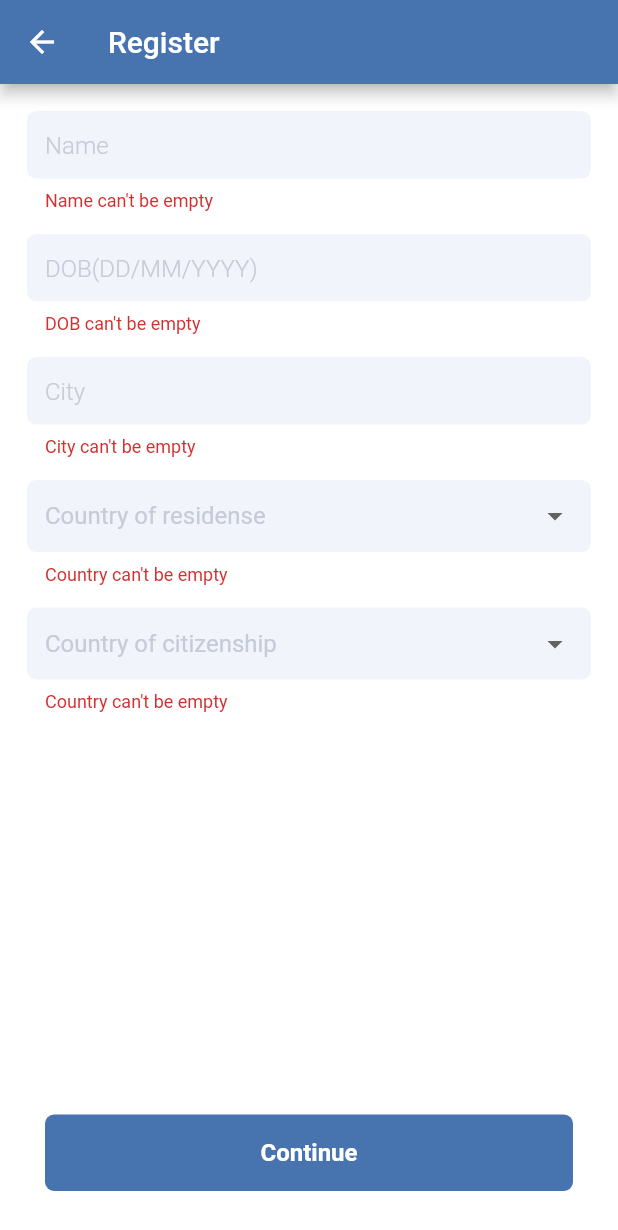
After one commit to Wise-Economy/strabo, a Flutter app: the RegisterScreen screen opened directly, after a tap on "Continue", on a phone screen of 412 x 824 dp. The commit adds this screen. Shown: the top 1230 px of the screen. Run offline on Flutter 3.47's test engine with Material 2 defaults, Android fonts, the phone set to English and light mode, and no system bars; our stand-ins replace flutter_svg, google_sign_in, shared_preferences; accounts and stored records are empty.

Commit message:
Add register flow and persist login.

```diff
--- /dev/null
+++ b/lib/common/constants.dart
@@ -0,0 +1,4 @@
+
+class Constants {
+  static const IS_LOGGED_IN = 'IS_LOGGED_IN';
+}
--- a/lib/main.dart
+++ b/lib/main.dart
@@ -2,13 +2,13 @@ import 'package:flutter/material.dart';
 
 import 'package:provider/provider.dart';
 
-import 'models/AppData.dart';
+import 'models/AppState.dart';
 import 'screens/InitScreen.dart';
 
 void main() {
   runApp(
     Provider(
-      create: (_) => AppData(),
+      create: (context) => AppState(),
       child: App(),
     ),
   );
@@ -19,7 +19,7 @@ class App extends StatelessWidget {
   @override
   Widget build(BuildContext context) {
     return MaterialApp(
-      title: 'Finwise',
+      title: 'Wiseeco',
       theme: theme(),
       home: InitScreen(),
     );
--- a/lib/models/AppData.dart
+++ /dev/null
@@ -1,5 +0,0 @@
-import 'package:google_sign_in/google_sign_in.dart';
-
-class AppData {
-  GoogleSignInAccount currentUser;
-}
--- /dev/null
+++ b/lib/screens/RegisterScreen.dart
@@ -0,0 +1,323 @@
+import 'package:flutter/material.dart';
+
+import 'package:provider/provider.dart';
+
+import '../screens/PasscodeScreen.dart';
+import '../models/AppState.dart';
+
+class RegisterScreen extends StatefulWidget {
+  final String username;
+  final bool isExistingUser;
+
+  RegisterScreen({this.username, this.isExistingUser});
+
+  @override
+  _RegisterScreenState createState() => _RegisterScreenState();
+}
+
+class _RegisterScreenState extends State<RegisterScreen> {
+  final _formKey = GlobalKey<FormState>();
+  TextEditingController _dobController = TextEditingController();
+  String _buttonLabel = "Continue";
+  bool _enabled = true;
+
+  String _userName;
+  String _userDOB;
+  String _userCity;
+  String _userResidence;
+  String _userCitizenship;
+
+  @override
+  void initState() {
+    super.initState();
+    _userName = widget.username;
+  }
+
+  _onSaveCountry(CountryType type, String value) {
+    if (type == CountryType.Residense) {
+      _userResidence = value;
+    } else {
+      _userCitizenship = value;
+    }
+  }
+
+  @override
+  Widget build(BuildContext context) {
+    return Scaffold(
+      backgroundColor: Colors.white,
+      appBar: AppBar(
+        title: Text(
+          'Register',
+        ),
+      ),
+      body: SafeArea(
+        child: Form(
+          key: _formKey,
+          child: Column(
+            children: <Widget>[
+              Flexible(
+                flex: 1,
+                child: LayoutBuilder(
+                  builder: (BuildContext context, BoxConstraints viewportConstraints) {
+                    return SingleChildScrollView(
+                      child: ConstrainedBox(
+                        constraints: BoxConstraints(
+                          minHeight: viewportConstraints.maxHeight,
+                        ),
+                        child: Container(
+                          padding: EdgeInsets.all(18.0),
+                          child: Column(
+                            mainAxisAlignment: MainAxisAlignment.start,
+                            children: <Widget>[
+                              TextFormField(
+                                autofocus: false,
+                                enableInteractiveSelection: true,
+                                maxLength: 100,
+                                initialValue: _userName,
+                                keyboardType: TextInputType.text,
+                                style: TextStyle(fontSize: 18.0, fontWeight: FontWeight.w300),
+                                decoration: InputDecoration(
+                                  isDense: true,
+                                  counterText: "",
+                                  contentPadding: EdgeInsets.all(12.0),
+                                  hintText: 'Name',
+                                  hintStyle: TextStyle(color: Color.fromRGBO(199, 202, 216, 1), fontSize: 16.0),
+                                  filled: true,
+                                  fillColor: Color.fromRGBO(241, 245, 251, 1),
+                                  border: OutlineInputBorder(
+                                      borderRadius: BorderRadius.all(Radius.circular(6.0)),
+                                      borderSide: BorderSide(color: Colors.transparent)),
+                                  enabledBorder: OutlineInputBorder(
+                                      borderRadius: BorderRadius.all(Radius.circular(6.0)),
+                                      borderSide: BorderSide(color: Colors.transparent)),
+                                  errorBorder: OutlineInputBorder(
+                                      borderRadius: BorderRadius.all(Radius.circular(6.0)),
+                                      borderSide: BorderSide(color: Colors.transparent)),
+                                  focusedErrorBorder: OutlineInputBorder(
+                                      borderRadius: BorderRadius.all(Radius.circular(6.0)),
+                                      borderSide: BorderSide(color: Colors.transparent)),
+                                  focusedBorder: OutlineInputBorder(
+                                      borderRadius: BorderRadius.all(Radius.circular(6.0)),
+                                      borderSide: BorderSide(color: Colors.transparent)),
+                                ),
+                                validator: (value) {
+                                  if (value.isEmpty) {
+                                    return "Name can't be empty";
+                                  }
+                                  return null;
+                                },
+                                onSaved: (value) {
+                                  _userName = value;
+                                },
+                              ),
+                              const SizedBox(height: 15),
+                              TextFormField(
+                                autofocus: false,
+                                controller: _dobController,
+                                enableInteractiveSelection: true,
+                                keyboardType: TextInputType.datetime,
+                                maxLength: 10,
+                                style: TextStyle(fontSize: 18.0, fontWeight: FontWeight.w300),
+                                decoration: InputDecoration(
+                                  isDense: true,
+                                  counterText: "",
+                                  contentPadding: EdgeInsets.all(12.0),
+                                  hintText: 'DOB(DD/MM/YYYY)',
+                                  hintStyle: TextStyle(color: Color.fromRGBO(199, 202, 216, 1), fontSize: 16.0),
+                                  filled: true,
+                                  fillColor: Color.fromRGBO(241, 245, 251, 1),
+                                  border: OutlineInputBorder(
+                                      borderRadius: BorderRadius.all(Radius.circular(6.0)),
+                                      borderSide: BorderSide(color: Colors.transparent)),
+                                  enabledBorder: OutlineInputBorder(
+                                      borderRadius: BorderRadius.all(Radius.circular(6.0)),
+                                      borderSide: BorderSide(color: Colors.transparent)),
+                                  errorBorder: OutlineInputBorder(
+                                      borderRadius: BorderRadius.all(Radius.circular(6.0)),
+                                      borderSide: BorderSide(color: Colors.transparent)),
+                                  focusedErrorBorder: OutlineInputBorder(
+                                      borderRadius: BorderRadius.all(Radius.circular(6.0)),
+                                      borderSide: BorderSide(color: Colors.transparent)),
+                                  focusedBorder: OutlineInputBorder(
+                                      borderRadius: BorderRadius.all(Radius.circular(6.0)),
+                                      borderSide: BorderSide(color: Colors.transparent)),
+                                ),
+                                validator: (value) {
+                                  if (value.isEmpty) {
+                                    return "DOB can't be empty";
+                                  }
+                                  if (value.split('/').length != 3) return 'Invalid Date';
+                                  return null;
+                                },
+                                onSaved: (value) {
+                                  _userDOB = value;
+                                },
+                              ),
+                              const SizedBox(height: 15),
+                              TextFormField(
+                                autofocus: false,
+                                enableInteractiveSelection: true,
+                                maxLength: 100,
+                                maxLines: 1,
+                                keyboardType: TextInputType.text,
+                                style: TextStyle(fontSize: 18.0, fontWeight: FontWeight.w300),
+                                decoration: InputDecoration(
+                                  isDense: true,
+                                  counterText: "",
+                                  contentPadding: EdgeInsets.all(12.0),
+                                  hintText: 'City',
+                                  hintStyle: TextStyle(color: Color.fromRGBO(199, 202, 216, 1), fontSize: 16.0),
+                                  filled: true,
+                                  fillColor: Color.fromRGBO(241, 245, 251, 1),
+                                  border: OutlineInputBorder(
+                                      borderRadius: BorderRadius.all(Radius.circular(6.0)),
+                                      borderSide: BorderSide(color: Colors.transparent)),
+                                  enabledBorder: OutlineInputBorder(
+                                      borderRadius: BorderRadius.all(Radius.circular(6.0)),
+                                      borderSide: BorderSide(color: Colors.transparent)),
+                                  errorBorder: OutlineInputBorder(
+                                      borderRadius: BorderRadius.all(Radius.circular(6.0)),
+                                      borderSide: BorderSide(color: Colors.transparent)),
+                                  focusedErrorBorder: OutlineInputBorder(
+                                      borderRadius: BorderRadius.all(Radius.circular(6.0)),
+                                      borderSide: BorderSide(color: Colors.transparent)),
+                                  focusedBorder: OutlineInputBorder(
+                                      borderRadius: BorderRadius.all(Radius.circular(6.0)),
+                                      borderSide: BorderSide(color: Colors.transparent)),
+                                ),
+                                validator: (value) {
+                                  if (value.isEmpty) {
+                                    return "City can't be empty";
+                                  }
+                                  return null;
+                                },
+                                onSaved: (value) {
+                                  _userCity = value;
+                                },
+                              ),
+                              const SizedBox(height: 15),
+                              CountryOptions(type: CountryType.Residense, onSave: _onSaveCountry),
+                              const SizedBox(height: 15),
+                              CountryOptions(type: CountryType.Citizenship, onSave: _onSaveCountry),
+                            ],
+                          ),
+                        ),
+                      ),
+                    );
+                  },
+                ),
+              ),
+              Flexible(
+                flex: 0,
+                child: Container(
+                  width: double.maxFinite,
+                  padding: EdgeInsets.all(30.0),
+                  child: RaisedButton(
+                    padding: EdgeInsets.symmetric(vertical: 16.0),
+                    color: Theme.of(context).primaryColor,
+                    elevation: 0,
+                    highlightElevation: 0,
+                    shape: RoundedRectangleBorder(
+                      side: BorderSide(color: Colors.transparent),
+                      borderRadius: BorderRadius.circular(6.0),
+                    ),
+                    onPressed: () {
+                      if (_formKey.currentState.validate()) {
+                        _formKey.currentState.save();
+                        print('$_userName,$_userDOB,$_userCity,$_userResidence,$_userCitizenship');
+                        Navigator.pushAndRemoveUntil(
+                            context,
+                            MaterialPageRoute(
+                              builder: (context) => PasscodeScreen(
+                                isExistingUser: widget.isExistingUser,
+                              ),
+                            ),
+                            (route) => false);
+                      }
+                    },
+                    child: Text(
+                      '$_buttonLabel',
+                      style: TextStyle(fontSize: 16, fontWeight: FontWeight.bold),
+                    ),
+                    textColor: Colors.white,
+                  ),
+                ),
+              )
+            ],
+          ),
+        ),
+      ),
+    );
+  }
+}
+
+enum CountryType { Residense, Citizenship }
+
+class CountryOptions extends StatefulWidget {
+  final CountryType type;
+  final onSave;
+
+  CountryOptions({this.type, this.onSave});
+
+  @override
+  _CountryOptionsState createState() => _CountryOptionsState();
+}
+
+class _CountryOptionsState extends State<CountryOptions> {
+  String dropdownValue;
+  final _countries = ["INDIA", "GERMANY", "UK"];
+
+  @override
+  Widget build(BuildContext context) {
+    return DropdownButtonFormField(
+      value: dropdownValue,
+      items: _countries.map((String value) {
+        return DropdownMenuItem<String>(
+          value: value,
+          child: Text(value),
+        );
+      }).toList(),
+      onChanged: (String newValue) {
+        setState(() {
+          dropdownValue = newValue;
+        });
+      },
+      hint: Text(
+        'Country of ${widget.type == CountryType.Residense ? 'residense' : 'citizenship'}',
+        style: TextStyle(
+          color: Color.fromRGBO(199, 202, 216, 1),
+        ),
+      ),
+      isDense: true,
+      decoration: InputDecoration(
+        contentPadding: EdgeInsets.all(12.0),
+        isDense: true,
+        hintStyle: TextStyle(color: Color.fromRGBO(199, 202, 216, 1)),
+        filled: true,
+        fillColor: Color.fromRGBO(241, 245, 251, 1),
+        border: OutlineInputBorder(
+            borderRadius: BorderRadius.all(Radius.circular(6.0)), borderSide: BorderSide(color: Colors.transparent)),
+        enabledBorder: OutlineInputBorder(
+            borderRadius: BorderRadius.all(Radius.circular(6.0)), borderSide: BorderSide(color: Colors.transparent)),
+        errorBorder: OutlineInputBorder(
+            borderRadius: BorderRadius.all(Radius.circular(6.0)), borderSide: BorderSide(color: Colors.transparent)),
+        focusedErrorBorder: OutlineInputBorder(
+            borderRadius: BorderRadius.all(Radius.circular(6.0)), borderSide: BorderSide(color: Colors.transparent)),
+        focusedBorder: OutlineInputBorder(
+            borderRadius: BorderRadius.all(Radius.circular(6.0)), borderSide: BorderSide(color: Colors.transparent)),
+      ),
+      elevation: 2,
+      validator: (value) {
+        if (value != null && value.isEmpty) {
+          return "Country can't be empty";
+        } else if (value == null) {
+          return "Country can't be empty";
+        }
+        return null;
+      },
+      onSaved: (value) {
+        widget.onSave(widget.type, value);
+      },
+    );
+  }
+}
--- a/pubspec.yaml
+++ b/pubspec.yaml
@@ -30,6 +30,7 @@ dependencies:
   cupertino_icons: ^0.1.3
   google_sign_in: ^4.5.1
   provider: ^4.1.2
+  shared_preferences: ^0.5.7+3
 
 dev_dependencies:
   flutter_test:
```
Also changed, not shown: lib/models/AppState.dart (added, +13 -0 lines), lib/pages/landing.dart (deleted, +0 -74 lines), lib/screens/InitScreen.dart (+54 -34 lines), lib/screens/PasscodeScreen.dart (+56 -48 lines), lib/screens/tabs/ProfileTab.dart (+25 -7 lines), pubspec.lock.
